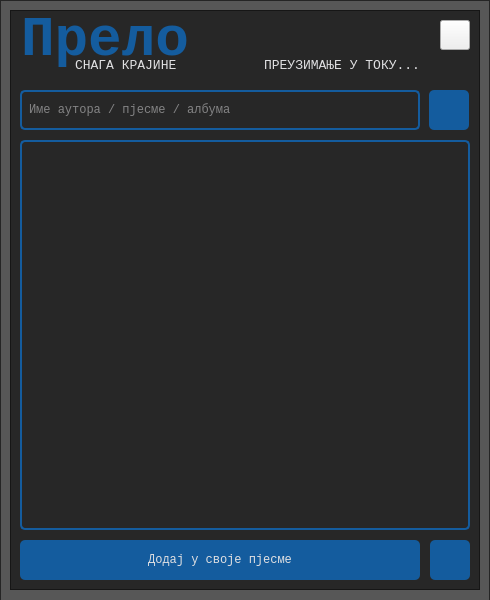
This is application/ui/ui_search.ui in nikola-supic/prelo as Qt 5 draws it before an edit. The edited form follows.
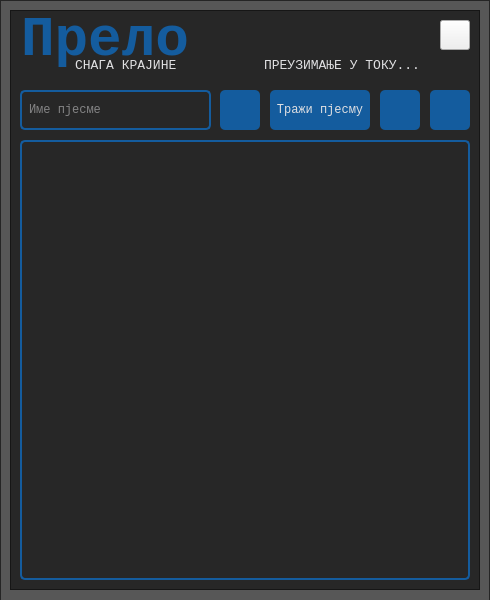
This is the edited form. Icons and pictures are not drawn.

Commit message: search UI (search mode / add / download)

The edit to the form file:
```diff
--- a/application/ui/ui_search.ui
+++ b/application/ui/ui_search.ui
@@ -170,7 +170,7 @@
          <x>10</x>
          <y>130</y>
          <width>450</width>
-         <height>390</height>
+         <height>440</height>
         </rect>
        </property>
        <property name="font">
@@ -205,7 +205,7 @@
         <rect>
          <x>10</x>
          <y>80</y>
-         <width>400</width>
+         <width>191</width>
          <height>40</height>
         </rect>
        </property>
@@ -233,7 +233,7 @@
         <set>Qt::AlignLeading|Qt::AlignLeft|Qt::AlignVCenter</set>
        </property>
        <property name="placeholderText">
-        <string>Име аутора / пјесме / албума</string>
+        <string>Име пјесме</string>
        </property>
        <property name="clearButtonEnabled">
         <bool>true</bool>
@@ -242,7 +242,7 @@
       <widget class="QPushButton" name="btn_search">
        <property name="geometry">
         <rect>
-         <x>419</x>
+         <x>210</x>
          <y>80</y>
          <width>40</width>
          <height>40</height>
@@ -268,12 +268,12 @@
         <string/>
        </property>
       </widget>
-      <widget class="QPushButton" name="btn_add">
+      <widget class="QPushButton" name="btn_mode">
        <property name="geometry">
         <rect>
-         <x>10</x>
-         <y>530</y>
-         <width>400</width>
+         <x>260</x>
+         <y>80</y>
+         <width>100</width>
          <height>40</height>
         </rect>
        </property>
@@ -286,7 +286,7 @@
         </font>
        </property>
        <property name="styleSheet">
-        <string notr="true">QPushButton#btn_search {
+        <string notr="true">QPushButton#btn_mode {
 	background-color: rgb(20, 92, 158);
 	color: rgb(224, 224, 226);
 	border-radius: 5px;
@@ -299,14 +299,14 @@
 }</string>
        </property>
        <property name="text">
-        <string>Додај у своје пјесме</string>
+        <string>Тражи пјесму</string>
        </property>
       </widget>
       <widget class="QPushButton" name="btn_download">
        <property name="geometry">
         <rect>
          <x>420</x>
-         <y>530</y>
+         <y>80</y>
          <width>40</width>
          <height>40</height>
         </rect>
@@ -358,6 +358,35 @@
         <set>Qt::AlignRight|Qt::AlignTrailing|Qt::AlignVCenter</set>
        </property>
       </widget>
+      <widget class="QPushButton" name="btn_add">
+       <property name="geometry">
+        <rect>
+         <x>370</x>
+         <y>80</y>
+         <width>40</width>
+         <height>40</height>
+        </rect>
+       </property>
+       <property name="font">
+        <font>
+         <family>Courier New</family>
+         <pointsize>9</pointsize>
+         <weight>50</weight>
+         <bold>false</bold>
+        </font>
+       </property>
+       <property name="styleSheet">
+        <string notr="true">QPushButton#btn_add {
+	border-image: url(:/icons/images/icons/add.png);
+}
+QPushButton#btn_add:hover {
+	border-image: url(:/icons/images/icons/hover_add.png);
+}</string>
+       </property>
+       <property name="text">
+        <string/>
+       </property>
+      </widget>
      </widget>
     </widget>
     <widget class="QLabel" name="app_bg">
```
Left out of the diff: 4 changed lines with no effect on the pictures. The commit also changes 1 other file.
